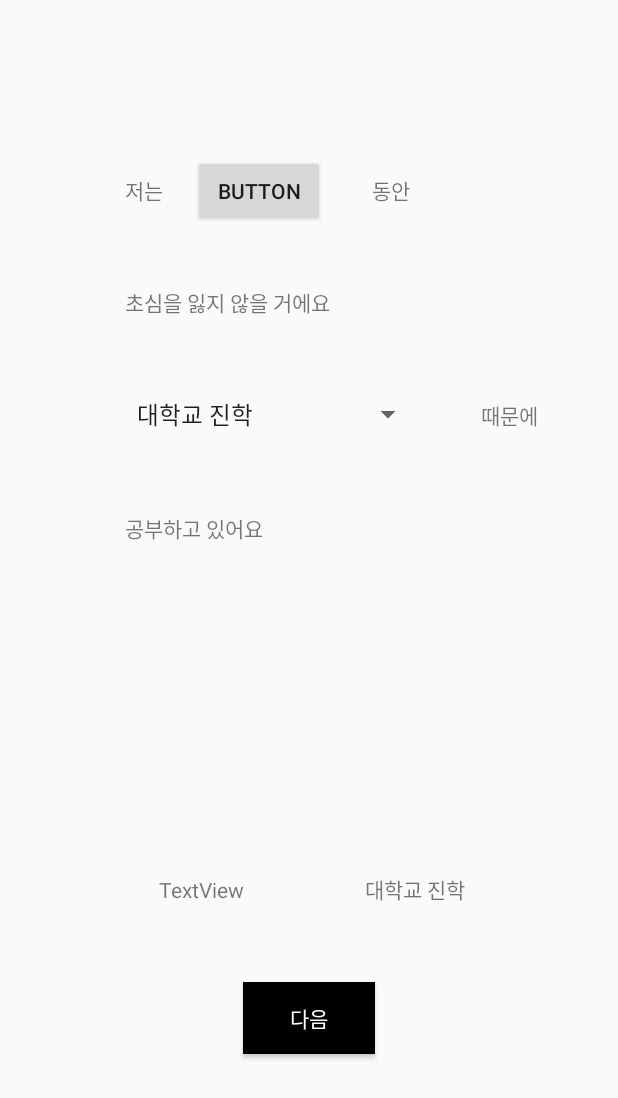
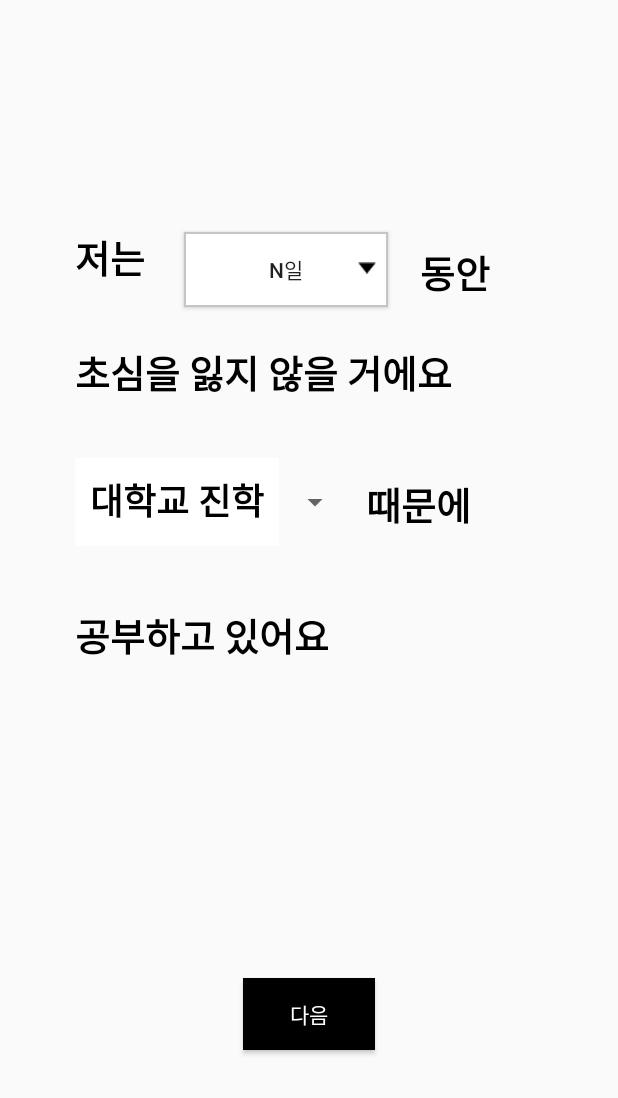
Before and after one commit to JeonK1/FromBefore, an Android app: the InitDdayActivity screen opened directly, with no data from a screen before it, on a phone screen of 412 x 824 dp. Shown: the top 1098 px of the screen. Run offline under Robolectric (Android 15) with nearby library versions, the light colour scheme and no system bars.

Commit message:
dday design done

```diff
--- a/FromBefore/app/src/main/java/com/example/frombefore/InitDdayActivity.kt
+++ b/FromBefore/app/src/main/java/com/example/frombefore/InitDdayActivity.kt
@@ -2,11 +2,13 @@ package com.example.frombefore
 
 import android.app.DatePickerDialog
 import android.content.Intent
-import androidx.appcompat.app.AppCompatActivity
 import android.os.Bundle
 import android.view.View
 import android.widget.AdapterView
+import android.widget.ArrayAdapter
+import androidx.appcompat.app.AppCompatActivity
 import kotlinx.android.synthetic.main.activity_init_dday.*
+import kotlinx.android.synthetic.main.activity_msg_send_to_me.*
 import java.text.SimpleDateFormat
 import java.util.*
 
@@ -23,7 +25,12 @@ class InitDdayActivity : AppCompatActivity() {
             pickedCalendar = cal
             val myFormat = "yyyy.MM.dd"
             val sdf = SimpleDateFormat(myFormat, Locale.KOREA)
-            debug.text = sdf.format(cal.time)
+//            debug.text = sdf.format(cal.time)
+            val tmp = Calendar.getInstance()
+            val now_day = tmp.timeInMillis //현재 시간
+            val event_day = pickedCalendar.timeInMillis //목표일에 대한 시간
+            val d_day = (event_day - now_day) / (60 * 60 * 24 * 1000)
+            ddayBtn.text = (d_day+1).toString() + "일"
         }
 
         ddayBtn.setOnClickListener {
@@ -40,12 +47,17 @@ class InitDdayActivity : AppCompatActivity() {
             startActivity(i)
         }
 
+        val subjectList = arrayOf("대학교 진학", "자격증 시험", "공무원 시험", "취직")
+        val spinnerAdapter = ArrayAdapter(this, R.layout.spinner_item, subjectList)
+        spinnerAdapter.setDropDownViewResource(R.layout.spinner_item)
+        subject_spinner.adapter = spinnerAdapter
+        subject_spinner.setSelection(0)
         subject_spinner.onItemSelectedListener = object:AdapterView.OnItemSelectedListener{
             override fun onNothingSelected(p0: AdapterView<*>?) {
             }
 
             override fun onItemSelected(p0: AdapterView<*>?, p1: View?, pos: Int, p3: Long) {
-                debug2.text = subject_spinner.getItemAtPosition(pos).toString()
+//                debug2.text = subject_spinner.getItemAtPosition(pos).toString()
             }
         }
     }
--- a/FromBefore/app/src/main/res/drawable/rectangle.xml
+++ b/FromBefore/app/src/main/res/drawable/rectangle.xml
@@ -1,6 +1,6 @@
 <?xml version="1.0" encoding="utf-8"?>
 <shape xmlns:android="http://schemas.android.com/apk/res/android">
-    <stroke android:width="2dp" android:color="#ffc5c5c5" />
+    <stroke android:width="1dp" android:color="#ffc5c5c5" />
     <padding android:left="2dp"
         android:top="2dp"
         android:right="2dp"
--- a/FromBefore/app/src/main/res/layout/activity_init_dday.xml
+++ b/FromBefore/app/src/main/res/layout/activity_init_dday.xml
@@ -6,102 +6,117 @@
     android:layout_height="match_parent"
     tools:context=".InitDdayActivity">
 
-    <TextView
-        android:id="@+id/debug"
-        android:layout_width="wrap_content"
-        android:layout_height="wrap_content"
-        android:layout_marginEnd="87dp"
-        android:layout_marginBottom="221dp"
-        android:text="TextView"
-        app:layout_constraintBottom_toBottomOf="parent"
-        app:layout_constraintEnd_toEndOf="@+id/nextBtn" />
-
-    <TextView
-        android:id="@+id/debug2"
-        android:layout_width="wrap_content"
-        android:layout_height="wrap_content"
-        android:layout_marginStart="81dp"
-        android:text="TextView"
-        app:layout_constraintBaseline_toBaselineOf="@+id/debug"
-        app:layout_constraintStart_toStartOf="@+id/nextBtn" />
-
     <Button
         android:id="@+id/nextBtn"
         android:layout_width="wrap_content"
         android:layout_height="wrap_content"
-        android:layout_marginTop="52dp"
+        android:layout_marginBottom="124dp"
         android:background="#000000"
         android:text="다음"
         android:textColor="#FFFFFF"
+        app:layout_constraintBottom_toBottomOf="parent"
         app:layout_constraintEnd_toEndOf="parent"
-        app:layout_constraintStart_toStartOf="parent"
-        app:layout_constraintTop_toBottomOf="@+id/debug" />
+        app:layout_constraintStart_toStartOf="parent" />
+
+    <TextView
+        android:id="@+id/textView6"
+        android:layout_width="wrap_content"
+        android:layout_height="wrap_content"
+        android:layout_marginTop="34dp"
+        android:fontFamily="@font/termina_black"
+        android:text="초심을 잃지 않을 거에요"
+        android:textColor="#000000"
+        android:textSize="25sp"
+        app:layout_constraintStart_toStartOf="@+id/textView4"
+        app:layout_constraintTop_toBottomOf="@+id/textView4" />
 
     <Button
         android:id="@+id/ddayBtn"
-        android:layout_width="wrap_content"
-        android:layout_height="wrap_content"
-        android:layout_marginStart="20dp"
-        android:layout_marginBottom="39dp"
-        android:text="Button"
-        app:layout_constraintBottom_toTopOf="@+id/textView6"
-        app:layout_constraintStart_toEndOf="@+id/textView4" />
+        android:layout_width="0dp"
+        android:layout_height="50dp"
+        android:layout_marginTop="139dp"
+        android:layout_marginEnd="21dp"
 
-    <Spinner
-        android:id="@+id/subject_spinner"
-        android:layout_width="0dp"
-        android:layout_height="44dp"
-        android:layout_marginStart="83dp"
-        android:layout_marginEnd="38dp"
-        android:entries="@array/subject_array"
-        app:layout_constraintBaseline_toBaselineOf="@+id/textView7"
-        app:layout_constraintEnd_toStartOf="@+id/textView7"
-        app:layout_constraintStart_toStartOf="parent" />
+        android:layout_marginBottom="140dp"
+        android:background="@drawable/rectangle"
+        android:text="N일"
+        app:layout_constraintBottom_toBottomOf="@+id/textView7"
+        app:layout_constraintEnd_toStartOf="@+id/textView5"
+        app:layout_constraintStart_toEndOf="@+id/textView4"
+        app:layout_constraintTop_toTopOf="parent" />
 
     <TextView
         android:id="@+id/textView4"
         android:layout_width="wrap_content"
         android:layout_height="wrap_content"
+        android:layout_marginStart="50dp"
+        android:layout_marginTop="152dp"
+        android:layout_marginEnd="26dp"
+        android:fontFamily="@font/termina_black"
         android:text="저는"
-        app:layout_constraintBaseline_toBaselineOf="@+id/ddayBtn"
-        app:layout_constraintStart_toStartOf="@+id/textView6" />
+        android:textColor="#000000"
+        android:textSize="25sp"
+        app:layout_constraintEnd_toStartOf="@+id/ddayBtn"
+        app:layout_constraintStart_toStartOf="parent"
+        app:layout_constraintTop_toTopOf="parent" />
+
+    <ImageView
+        android:id="@+id/imageView2"
+        android:layout_width="12dp"
+        android:layout_height="8dp"
+        android:layout_marginTop="20dp"
+        android:layout_marginEnd="8dp"
+        android:translationZ="10dp"
+        app:layout_constraintEnd_toEndOf="@+id/ddayBtn"
+        app:layout_constraintTop_toTopOf="@+id/ddayBtn"
+        app:srcCompat="@drawable/button_down" />
+
+    <TextView
+        android:id="@+id/textView7"
+        android:layout_width="wrap_content"
+        android:layout_height="wrap_content"
+        android:layout_marginLeft="10dp"
+        android:layout_marginTop="45dp"
+        android:fontFamily="@font/termina_black"
+        android:text="때문에"
+        android:textColor="#000000"
+        android:textSize="25sp"
+        app:layout_constraintLeft_toRightOf="@id/subject_spinner"
+        app:layout_constraintTop_toBottomOf="@+id/textView6" />
+
+    <Spinner
+        android:id="@+id/subject_spinner"
+        android:layout_width="wrap_content"
+        android:layout_height="wrap_content"
+        android:layout_marginTop="34dp"
+        app:layout_constraintStart_toStartOf="@+id/textView6"
+        app:layout_constraintTop_toBottomOf="@+id/textView6" />
 
     <TextView
         android:id="@+id/textView8"
         android:layout_width="wrap_content"
         android:layout_height="wrap_content"
-        android:layout_marginTop="43dp"
+        android:layout_marginTop="40dp"
+        android:fontFamily="@font/termina_black"
         android:text="공부하고 있어요"
+        android:textColor="#000000"
+        android:textSize="25sp"
+        app:layout_constraintLeft_toLeftOf="parent"
         app:layout_constraintStart_toStartOf="@+id/subject_spinner"
-        app:layout_constraintTop_toBottomOf="@+id/subject_spinner" />
-
-    <TextView
-        android:id="@+id/textView7"
-        android:layout_width="wrap_content"
-        android:layout_height="wrap_content"
-        android:layout_marginTop="266dp"
-        android:layout_marginEnd="53dp"
-        android:text="때문에"
-        app:layout_constraintEnd_toEndOf="parent"
-        app:layout_constraintStart_toEndOf="@+id/subject_spinner"
-        app:layout_constraintTop_toTopOf="parent" />
-
-    <TextView
-        android:id="@+id/textView6"
-        android:layout_width="wrap_content"
-        android:layout_height="wrap_content"
-        android:layout_marginBottom="42dp"
-        android:text="초심을 잃지 않을 거에요"
-        app:layout_constraintBottom_toTopOf="@+id/subject_spinner"
-        app:layout_constraintStart_toStartOf="@+id/subject_spinner" />
+        app:layout_constraintTop_toBottomOf="@id/subject_spinner" />
 
     <TextView
         android:id="@+id/textView5"
         android:layout_width="wrap_content"
         android:layout_height="wrap_content"
-        android:layout_marginStart="31dp"
+        android:layout_marginEnd="85dp"
+        android:fontFamily="@font/termina_black"
         android:text="동안"
-        app:layout_constraintBaseline_toBaselineOf="@+id/ddayBtn"
+        android:textColor="#000000"
+        android:textSize="25sp"
+        app:layout_constraintBottom_toBottomOf="@+id/ddayBtn"
+        app:layout_constraintEnd_toEndOf="parent"
         app:layout_constraintStart_toEndOf="@+id/ddayBtn" />
 
+
 </androidx.constraintlayout.widget.ConstraintLayout>
--- a/FromBefore/app/src/main/res/layout/spinner_item.xml
+++ b/FromBefore/app/src/main/res/layout/spinner_item.xml
@@ -5,9 +5,9 @@
     android:layout_width="match_parent"
     android:layout_height="wrap_content"
     android:background="#ffffff"
-    android:paddingLeft="20dp"
     android:layout_marginTop="10dp"
     android:layout_marginBottom="10dp"
+    android:padding="10dp"
     android:layout_marginLeft="20dp"
     android:fontFamily="@font/termina_bold"
     android:textSize="24dp"
--- a/FromBefore/app/src/main/res/values/subject.xml
+++ /dev/null
@@ -1,9 +0,0 @@
-<?xml version="1.0" encoding="utf-8"?>
-<resources>
-    <string-array name="subject_array">
-        <item>대학교 진학</item>
-        <item>자격증 시험</item>
-        <item>공무원 시험</item>
-        <item>취직</item>
-    </string-array>
-</resources>
```
